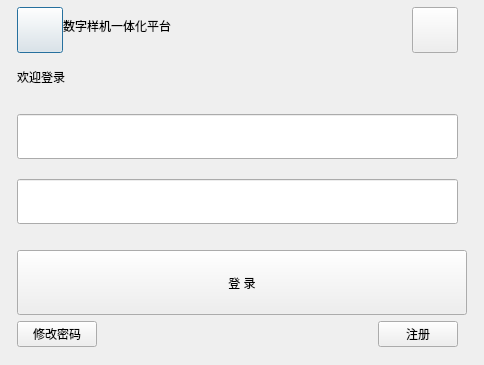
This is digitalIntegration/LoginDialog.ui in jiaqingguo/DI as Qt 5 draws it before an edit. The edited form follows.
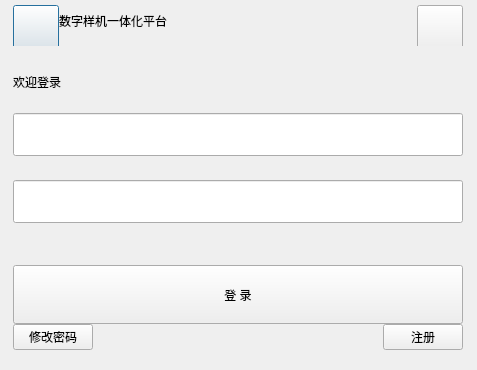
This is the edited form.

Commit message: 登录界面的ui、以及comboBox下拉框样式的更改

```diff
--- a/digitalIntegration/LoginDialog.ui
+++ b/digitalIntegration/LoginDialog.ui
@@ -6,23 +6,29 @@
    <rect>
     <x>0</x>
     <y>0</y>
-    <width>484</width>
-    <height>365</height>
+    <width>477</width>
+    <height>368</height>
    </rect>
   </property>
   <property name="minimumSize">
    <size>
-    <width>450</width>
-    <height>350</height>
+    <width>0</width>
+    <height>0</height>
    </size>
   </property>
   <property name="windowTitle">
    <string>数字样机一体化平台</string>
   </property>
   <layout class="QGridLayout" name="gridLayout">
+   <property name="leftMargin">
+    <number>0</number>
+   </property>
    <property name="topMargin">
     <number>0</number>
    </property>
+   <property name="rightMargin">
+    <number>0</number>
+   </property>
    <property name="bottomMargin">
     <number>0</number>
    </property>
@@ -44,7 +50,7 @@
       <number>0</number>
      </property>
      <widget class="QWidget" name="page">
-      <layout class="QGridLayout" name="gridLayout_3">
+      <layout class="QVBoxLayout" name="verticalLayout_4">
        <property name="leftMargin">
         <number>0</number>
        </property>
@@ -52,12 +58,12 @@
         <number>0</number>
        </property>
        <property name="rightMargin">
-        <number>9</number>
+        <number>0</number>
        </property>
        <property name="bottomMargin">
         <number>0</number>
        </property>
-       <item row="0" column="0">
+       <item>
         <widget class="QWidget" name="widgetTitle" native="true">
          <property name="minimumSize">
           <size>
@@ -79,7 +85,7 @@
            <number>0</number>
           </property>
           <property name="topMargin">
-           <number>0</number>
+           <number>5</number>
           </property>
           <property name="rightMargin">
            <number>0</number>
@@ -151,13 +157,14 @@
          </layout>
         </widget>
        </item>
-       <item row="1" column="0">
-        <layout class="QGridLayout" name="gridLayout_2">
+       <item>
+        <widget class="QWidget" name="Widget_1" native="true">
+         <layout class="QHBoxLayout" name="horizontalLayout_4">
          <property name="leftMargin">
           <number>0</number>
          </property>
          <property name="topMargin">
-          <number>0</number>
+           <number>14</number>
          </property>
          <property name="rightMargin">
           <number>0</number>
@@ -165,18 +172,12 @@
          <property name="bottomMargin">
           <number>0</number>
          </property>
-         <property name="horizontalSpacing">
-          <number>0</number>
-         </property>
-         <property name="verticalSpacing">
-          <number>20</number>
-         </property>
-         <item row="0" column="0">
+          <item>
           <widget class="QLabel" name="lblUser">
            <property name="maximumSize">
             <size>
              <width>16777215</width>
-             <height>40</height>
+              <height>45</height>
             </size>
            </property>
            <property name="text">
@@ -184,64 +185,87 @@
            </property>
           </widget>
          </item>
-         <item row="0" column="1">
+          <item>
           <spacer name="horizontalSpacer_5">
            <property name="orientation">
             <enum>Qt::Horizontal</enum>
            </property>
            <property name="sizeHint" stdset="0">
             <size>
-             <width>375</width>
+              <width>393</width>
              <height>20</height>
             </size>
            </property>
           </spacer>
          </item>
-         <item row="1" column="0" colspan="2">
-          <widget class="QLineEdit" name="leUser">
-           <property name="minimumSize">
-            <size>
-             <width>0</width>
-             <height>45</height>
-            </size>
-           </property>
-          </widget>
-         </item>
-         <item row="2" column="0" colspan="2">
-          <widget class="QLineEdit" name="lePassword">
-           <property name="minimumSize">
-            <size>
-             <width>0</width>
-             <height>45</height>
-            </size>
-           </property>
-          </widget>
-         </item>
-        </layout>
+         </layout>
+        </widget>
        </item>
-       <item row="2" column="0">
+       <item>
+        <widget class="QWidget" name="Widget_3" native="true">
         <layout class="QVBoxLayout" name="verticalLayout_2">
          <property name="spacing">
-          <number>6</number>
+           <number>24</number>
          </property>
          <property name="leftMargin">
           <number>0</number>
          </property>
          <property name="topMargin">
-          <number>20</number>
-         </property>
-         <property name="rightMargin">
-          <number>0</number>
-         </property>
-         <property name="bottomMargin">
           <number>10</number>
          </property>
+          <property name="rightMargin">
+           <number>0</number>
+          </property>
+          <property name="bottomMargin">
+           <number>36</number>
+          </property>
          <item>
+           <widget class="QLineEdit" name="leUser">
+            <property name="minimumSize">
+             <size>
+              <width>0</width>
+              <height>43</height>
+             </size>
+            </property>
+           </widget>
+          </item>
+          <item>
+           <widget class="QLineEdit" name="lePassword">
+            <property name="minimumSize">
+             <size>
+              <width>0</width>
+              <height>43</height>
+             </size>
+            </property>
+           </widget>
+          </item>
+         </layout>
+        </widget>
+       </item>
+       <item>
+        <widget class="QWidget" name="Widget_4" native="true">
+         <layout class="QGridLayout" name="gridLayout_2">
+          <property name="leftMargin">
+           <number>0</number>
+          </property>
+          <property name="topMargin">
+           <number>0</number>
+          </property>
+          <property name="rightMargin">
+           <number>0</number>
+          </property>
+          <property name="bottomMargin">
+           <number>0</number>
+          </property>
+          <property name="spacing">
+           <number>0</number>
+          </property>
+          <item row="0" column="0" colspan="3">
           <widget class="QPushButton" name="btnLogin">
            <property name="minimumSize">
             <size>
              <width>450</width>
-             <height>65</height>
+              <height>59</height>
             </size>
            </property>
            <property name="text">
@@ -249,41 +273,27 @@
            </property>
           </widget>
          </item>
-         <item>
-          <layout class="QHBoxLayout" name="horizontalLayout">
-           <property name="spacing">
-            <number>6</number>
-           </property>
-           <property name="leftMargin">
-            <number>0</number>
-           </property>
-           <property name="rightMargin">
-            <number>0</number>
-           </property>
-           <property name="bottomMargin">
-            <number>0</number>
-           </property>
-           <item>
+          <item row="1" column="0">
             <widget class="QPushButton" name="btnChangePassword">
              <property name="text">
               <string>修改密码</string>
              </property>
             </widget>
            </item>
-           <item>
+          <item row="1" column="1">
             <spacer name="horizontalSpacer_4">
              <property name="orientation">
               <enum>Qt::Horizontal</enum>
              </property>
              <property name="sizeHint" stdset="0">
               <size>
-               <width>40</width>
+              <width>285</width>
                <height>20</height>
               </size>
              </property>
             </spacer>
            </item>
-           <item>
+          <item row="1" column="2">
             <widget class="QPushButton" name="btnRegister">
              <property name="text">
               <string>注册</string>
@@ -291,8 +301,7 @@
             </widget>
            </item>
           </layout>
-         </item>
-        </layout>
+        </widget>
        </item>
       </layout>
      </widget>
@@ -433,6 +442,13 @@
      </widget>
     </widget>
    </item>
+   <item row="1" column="0">
+    <widget class="QLabel" name="label_2">
+     <property name="text">
+      <string/>
+     </property>
+    </widget>
+   </item>
   </layout>
  </widget>
  <resources/>
```
Lines whose indentation alone changed are shown as unchanged. The commit also changes 7 other files.
